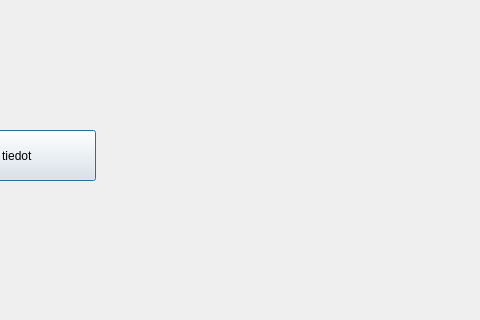
banksimul-2023-22spo/group_x, file frontend/studentmenu.ui: the form before one commit; both pictures show x 155 to 635 and y 0 to 320 of the 729 by 556 pixel window.
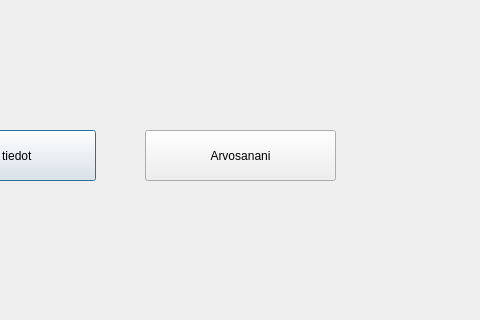
The form after the commit.

The edit to the form file:
```diff
--- a/frontend/studentmenu.ui
+++ b/frontend/studentmenu.ui
@@ -47,6 +47,19 @@
     <string>Omat tiedot</string>
    </property>
   </widget>
+  <widget class="QPushButton" name="btnGrades">
+   <property name="geometry">
+    <rect>
+     <x>300</x>
+     <y>130</y>
+     <width>191</width>
+     <height>51</height>
+    </rect>
+   </property>
+   <property name="text">
+    <string>Arvosanani</string>
+   </property>
+  </widget>
  </widget>
  <resources/>
  <connections/>
```
